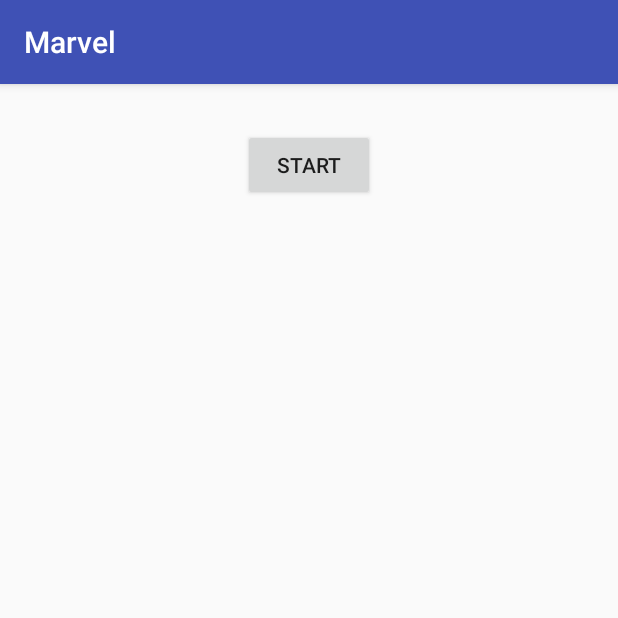
After one commit to abhn/marvel, an Android app: the TrainFace screen opened directly, with no data from a screen before it, on a phone screen of 412 x 824 dp, the top half of it. The commit adds this screen. Run offline under Robolectric (Android 15) with nearby library versions, the phone set to English and light mode, and no system bars.

Commit message:
TrainFace added. Plus minor changes

```diff
--- a/app/build.gradle
+++ b/app/build.gradle
@@ -24,7 +24,8 @@ dependencies {
     androidTestCompile('com.android.support.test.espresso:espresso-core:2.2.2', {
         exclude group: 'com.android.support', module: 'support-annotations'
     })
+    compile project(':openCVLibrary310')
     compile 'com.android.support:appcompat-v7:24.1.1'
+    compile 'com.android.support.constraint:constraint-layout:+'
     testCompile 'junit:junit:4.12'
-    compile project(':openCVLibrary310')
 }
--- /dev/null
+++ b/app/src/main/res/layout/activity_train_face.xml
@@ -0,0 +1,25 @@
+<?xml version="1.0" encoding="utf-8"?>
+<RelativeLayout xmlns:android="http://schemas.android.com/apk/res/android"
+    xmlns:app="http://schemas.android.com/apk/res-auto"
+    xmlns:tools="http://schemas.android.com/tools"
+    android:layout_width="match_parent"
+    android:layout_height="match_parent"
+    tools:context="cultoftheunicorn.marvel.TrainFace">
+
+
+    <android.support.v7.widget.AppCompatButton
+        android:id="@+id/startCam"
+        android:layout_width="wrap_content"
+        android:layout_height="wrap_content"
+        android:layout_alignParentTop="true"
+        android:layout_centerHorizontal="true"
+        android:layout_marginTop="30dp"
+        android:text="Start" />
+
+    <ImageView
+        android:layout_width="match_parent"
+        android:layout_height="match_parent"
+        android:layout_below="@+id/startCam"
+        android:layout_marginTop="10dp"
+        android:id="@+id/imageView"/>
+</RelativeLayout>
--- /dev/null
+++ b/app/src/main/res/xml/file_paths.xml
@@ -0,0 +1,4 @@
+<?xml version="1.0" encoding="utf-8"?>
+<paths xmlns:android="http://schemas.android.com/apk/res/android">
+    <external-path name="my_images" path="Android/data/cultoftheunicorn.marvel/files/Pictures" />
+</paths>
```
Also changed, not shown: app/src/main/AndroidManifest.xml (+19 -6 lines), app/src/main/java/cultoftheunicorn/marvel/MainActivity.java (+9 -0 lines), app/src/main/java/cultoftheunicorn/marvel/TrainFace.java (added, +100 -0 lines), app/src/main/res/layout/activity_main.xml (+9 -0 lines), app/src/main/res/layout/activity_show_camera.xml (+8 -8 lines).
